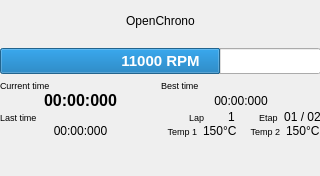
Old version of the form uc_projets/openchrono/gui_qt/openchrono/ui/mainwin.ui in the repository BackupTheBerlios/openphysic-svn.
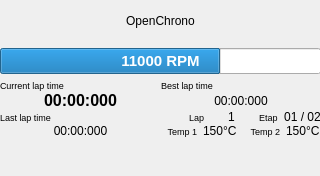
New version of the form.

Diff of the .ui file:
```diff
--- a/uc_projets/openchrono/gui_qt/openchrono/ui/mainwin.ui
+++ b/uc_projets/openchrono/gui_qt/openchrono/ui/mainwin.ui
@@ -94,7 +94,7 @@
            </font>
           </property>
           <property name="text" >
-           <string>Last time</string>
+           <string>Last lap time</string>
           </property>
          </widget>
         </item>
@@ -116,7 +116,7 @@
            </font>
           </property>
           <property name="text" >
-           <string>Current time</string>
+           <string>Current lap time</string>
           </property>
          </widget>
         </item>
@@ -145,7 +145,7 @@
            </font>
           </property>
           <property name="text" >
-           <string>Best time</string>
+           <string>Best lap time</string>
           </property>
          </widget>
         </item>
```
Left out of the diff: 6 changed lines with no effect on the pictures.
